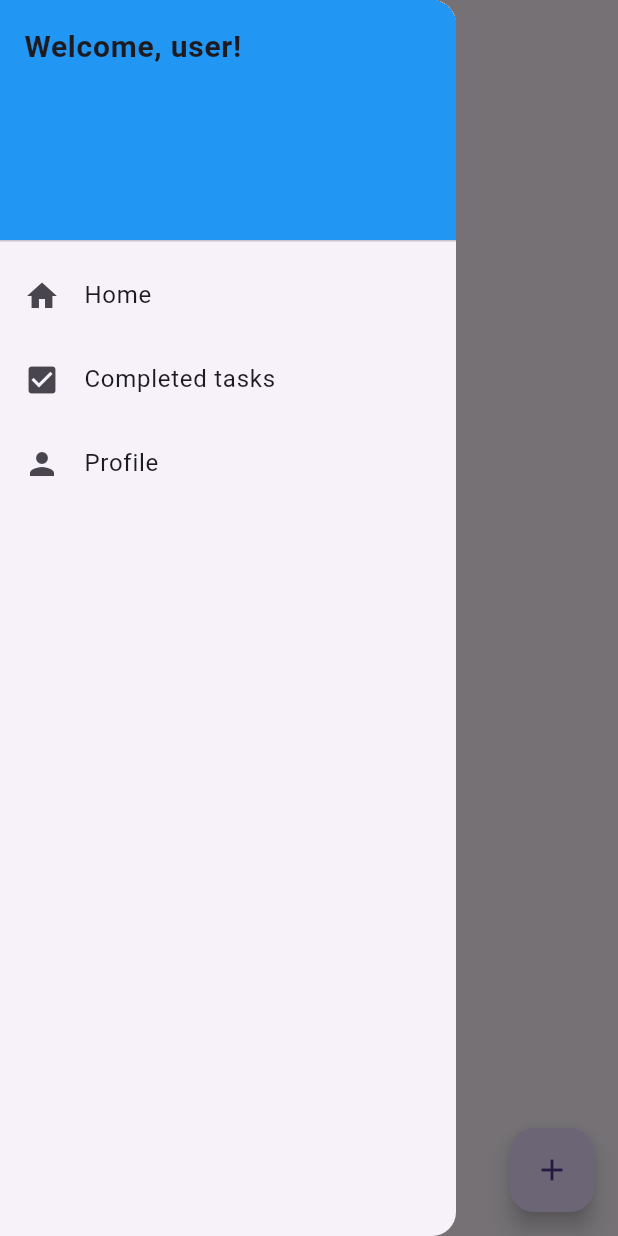
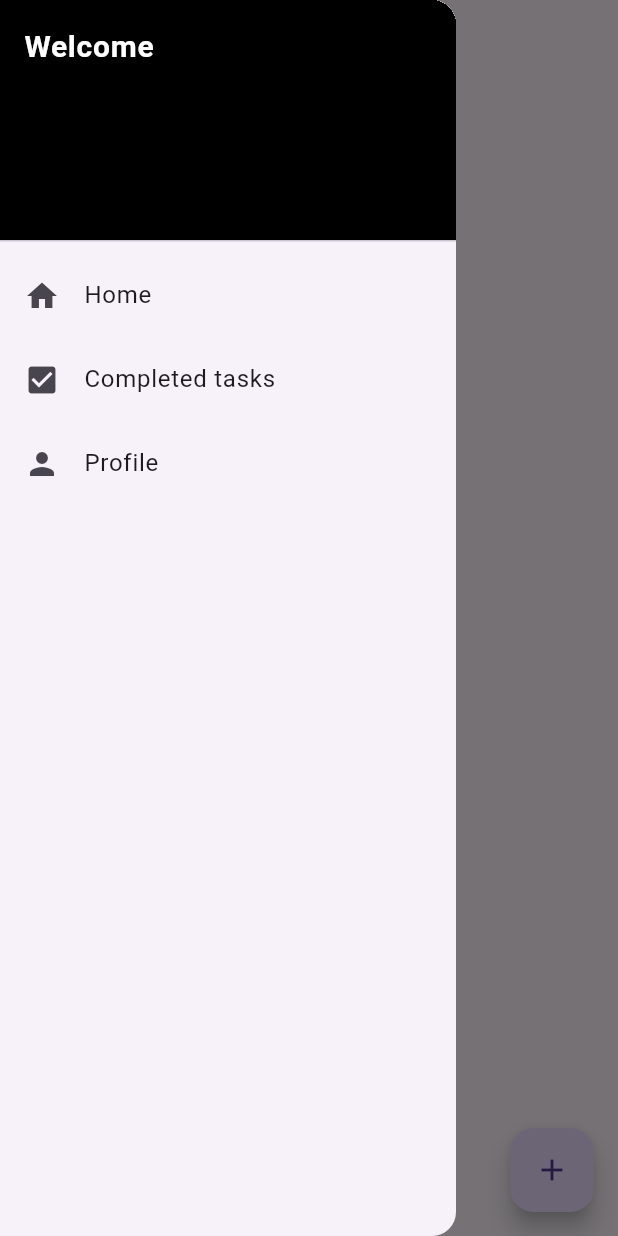
Before and after one commit to M2NVMe/firebase_rodi, a Flutter app: the HomePage screen opened by its route, with the side drawer open, on a phone screen of 412 x 824 dp. Run offline on Flutter 3.47's test engine with Material 3 defaults, Android fonts, the phone set to English and light mode, and no system bars; our stand-ins replace cloud_firestore, firebase_auth, firebase_core, firebase_messaging, flutter_local_notifications, fluttertoast and 2 more; accounts and stored records are empty.

Commit message:
FIX [BW] sidebar

```diff
--- a/lib/Pages/homePage.dart
+++ b/lib/Pages/homePage.dart
@@ -24,9 +24,9 @@ class HomePage extends StatelessWidget {
             children: <Widget>[
               // Drawer Header with placeholder text
               DrawerHeader(
-                child: Text('Welcome, user!', style: TextStyle(fontSize: 20, fontWeight: FontWeight.bold)),
+                child: Text('Welcome', style: TextStyle(fontSize: 20, fontWeight: FontWeight.bold, color: Colors.white)),
                 decoration: BoxDecoration(
-                  color: Colors.blue,
+                  color: Colors.black,
                 ),
               ),
               // ListTile 1
```
